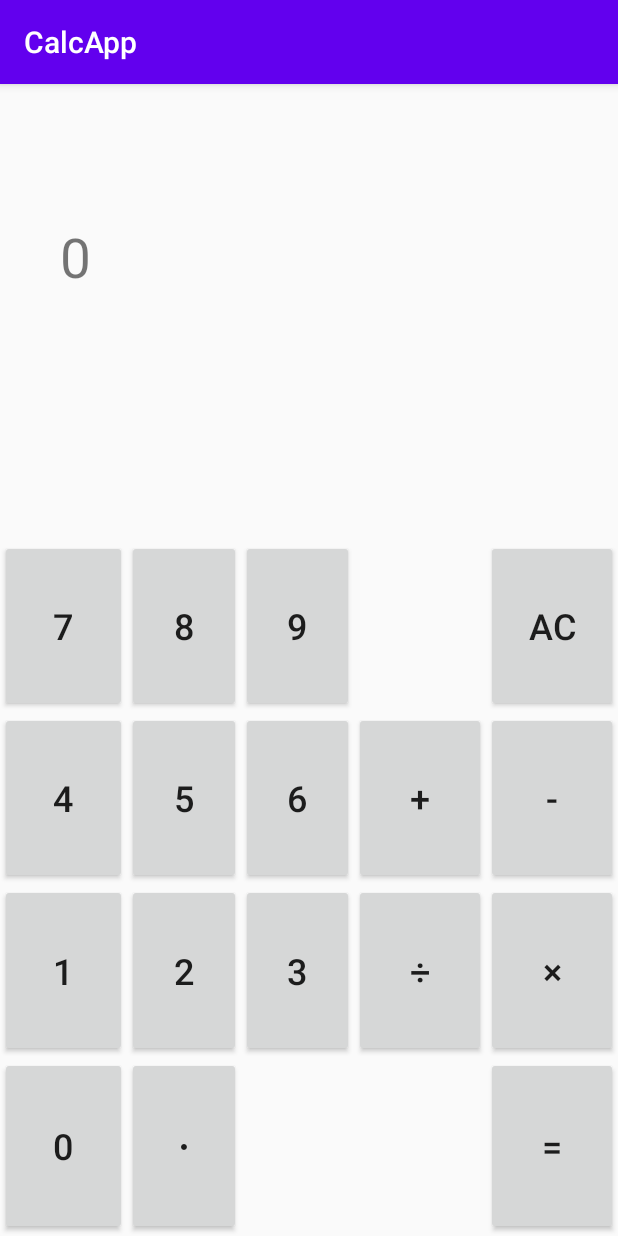
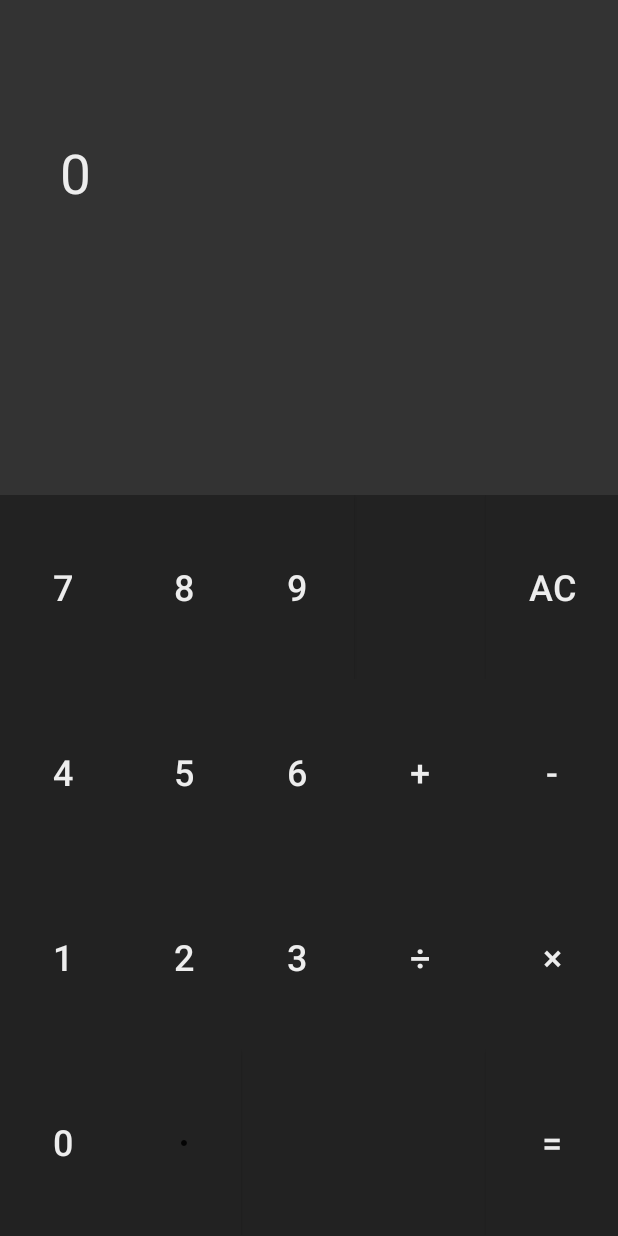
Before and after one commit to Yaona807/CalcApp, an Android app: the screen it shows after launch (MainActivity), after a tap on "AC", on a phone screen of 412 x 824 dp. Run offline under Robolectric (Android 15) with nearby library versions, the phone set to English and light mode, and no system bars.

Commit message:
バグの修正及びレイアウトの変更

```diff
--- a/app/src/main/AndroidManifest.xml
+++ b/app/src/main/AndroidManifest.xml
@@ -8,8 +8,9 @@
         android:label="@string/app_name"
         android:roundIcon="@mipmap/ic_launcher_round"
         android:supportsRtl="true"
-        android:theme="@style/AppTheme">
-        <activity android:name=".MainActivity">
+        android:theme="@style/Theme.AppCompat.Light.NoActionBar">
+        <activity android:name=".MainActivity"
+            android:screenOrientation="portrait">
             <intent-filter>
                 <action android:name="android.intent.action.MAIN" />
 
--- a/app/src/main/java/com/example/calcapp/MainActivity.kt
+++ b/app/src/main/java/com/example/calcapp/MainActivity.kt
@@ -10,7 +10,8 @@ import java.math.RoundingMode
 class MainActivity : AppCompatActivity(), View.OnClickListener{
     private val numArray = mutableListOf<String>("") //数値格納用配列
     private val symbolArray = mutableListOf<String>("") //記号格納用配列
-    private var zeroFlag = false //ゼロフラグ：true->ゼロ除算を行っている
+    private var zeroDivisionFlag = false //フラグ：true->ゼロ除算を行っている
+    private var zeroFlag = false //フラグ：true->数値の先頭がゼロ
 
     override fun onCreate(savedInstanceState: Bundle?) {
         super.onCreate(savedInstanceState)
@@ -75,7 +76,7 @@ class MainActivity : AppCompatActivity(), View.OnClickListener{
             when(symbolArray[index]){
                 "÷" -> {
                     if(num2.compareTo(BigDecimal.ZERO) == 0){
-                        zeroFlag = true
+                        zeroDivisionFlag = true
                         return numArray
                     }
                     else {
@@ -141,8 +142,20 @@ class MainActivity : AppCompatActivity(), View.OnClickListener{
 
     /* ボタンクリック時の処理を行う関数 */
     override fun onClick(view: View){
-        if((zeroFlag||answerText.length() == 20) && (R.id.ac_button != view.id&&R.id.equal_button != view.id)){ //エラー時の処理
+        if((zeroDivisionFlag||answerText.length() == 25) && (R.id.ac_button != view.id&&R.id.equal_button != view.id)){ //エラー時の処理
             return
+        }
+        if(zeroFlag){//先頭がゼロのときの入力制限
+            zeroFlag = when(view.id){
+                R.id.dot_button -> false
+                R.id.ac_button -> false
+                R.id.equal_button -> false
+                R.id.plus_button -> false
+                R.id.minus_button -> false
+                R.id.division_button -> false
+                R.id.multi_button -> false
+                else -> return
+            }
         }
         if(numArray[0] == answerText.text.toString()){ //計算結果出力後の処理
             when(view.id){
@@ -184,6 +197,10 @@ class MainActivity : AppCompatActivity(), View.OnClickListener{
         }
         if(R.id.button0 == view.id){ //0のボタンの処理
             if(addArray(answerText.text.toString(),0,numArray) != "0"){
+                val checkStr = answerText.text.toString().takeLast(1)
+                if(checkStr == "+" || checkStr == "-" || checkStr == "×" || checkStr == "÷"){
+                    zeroFlag = true
+                }
                 answerText.text = answerText.text.toString() +"0"
             }
         }
@@ -266,10 +283,7 @@ class MainActivity : AppCompatActivity(), View.OnClickListener{
         }
         if(R.id.ac_button == view.id){ //ACのボタンの処理
             clearArray(numArray, symbolArray)
-            //ゼロフラグがtrueの場合は解除
-            if(zeroFlag){
-                zeroFlag = false
-            }
+            zeroDivisionFlag = false
             answerText.text = "0"
         }
         if(R.id.plus_button == view.id){ //+のボタンの処理
@@ -305,7 +319,7 @@ class MainActivity : AppCompatActivity(), View.OnClickListener{
                 numArray.add(addArray(answerText.text.toString(), 0, numArray))
                 answerText.text = ""
                 var ans = calcArray1(numArray, symbolArray, 1).last()
-                if(zeroFlag){
+                if(zeroDivisionFlag){
                     ans = "ゼロ除算はできません"
                 }
                 else if(BigDecimal(ans).compareTo(BigDecimal.ZERO) == 0){
--- a/app/src/main/res/layout/activity_main.xml
+++ b/app/src/main/res/layout/activity_main.xml
@@ -5,10 +5,10 @@
     android:layout_width="match_parent"
     android:layout_height="match_parent"
     tools:context=".MainActivity">
-
     <TableLayout
         android:layout_width="0dp"
         android:layout_height="0dp"
+        android:background="#222222"
         app:layout_constraintBottom_toBottomOf="parent"
         app:layout_constraintEnd_toEndOf="parent"
         app:layout_constraintStart_toStartOf="parent"
@@ -17,7 +17,8 @@
         <TableRow
             android:layout_width="match_parent"
             android:layout_height="match_parent"
-            android:layout_weight="0.2">
+            android:layout_weight="0.2"
+            android:background="#333333">
 
             <TextView
                 android:id="@+id/answerText"
@@ -25,9 +26,11 @@
                 android:layout_height="99dp"
                 android:layout_margin="40dp"
                 android:layout_weight="1"
-                android:maxLength="20"
+                android:background="#FF333333"
+                android:maxLength="25"
                 android:paddingTop="50dp"
-                android:textSize="70sp"
+                android:textColor="#EDEDED"
+                android:textSize="120sp"
                 app:autoSizeTextType="uniform" />
         </TableRow>
 
@@ -41,7 +44,9 @@
                 android:layout_width="match_parent"
                 android:layout_height="match_parent"
                 android:layout_weight="0.4"
+                android:background="#222222"
                 android:text="7"
+                android:textColor="#EDEDED"
                 android:textSize="24sp" />
 
             <Button
@@ -49,7 +54,9 @@
                 android:layout_width="match_parent"
                 android:layout_height="match_parent"
                 android:layout_weight="0.2"
+                android:background="#222222"
                 android:text="8"
+                android:textColor="#EDEDED"
                 android:textSize="24sp" />
 
             <Button
@@ -57,7 +64,9 @@
                 android:layout_width="match_parent"
                 android:layout_height="match_parent"
                 android:layout_weight="0.2"
+                android:background="#222222"
                 android:text="9"
+                android:textColor="#EDEDED"
                 android:textSize="24sp" />
 
             <Space
@@ -68,7 +77,9 @@
                 android:id="@+id/ac_button"
                 android:layout_width="match_parent"
                 android:layout_height="match_parent"
+                android:background="#222222"
                 android:text="AC"
+                android:textColor="#EDEDED"
                 android:textSize="24sp" />
 
         </TableRow>
@@ -83,7 +94,9 @@
                 android:layout_width="match_parent"
                 android:layout_height="match_parent"
                 android:layout_weight="0.4"
+                android:background="#222222"
                 android:text="4"
+                android:textColor="#EDEDED"
                 android:textSize="24sp" />
 
             <Button
@@ -91,7 +104,9 @@
                 android:layout_width="match_parent"
                 android:layout_height="match_parent"
                 android:layout_weight="0.2"
+                android:background="#222222"
                 android:text="5"
+                android:textColor="#EDEDED"
                 android:textSize="24sp" />
 
             <Button
@@ -99,21 +114,27 @@
                 android:layout_width="match_parent"
                 android:layout_height="match_parent"
                 android:layout_weight="0.2"
+                android:background="#222222"
                 android:text="6"
+                android:textColor="#EDEDED"
                 android:textSize="24sp" />
 
             <Button
                 android:id="@+id/plus_button"
                 android:layout_width="match_parent"
                 android:layout_height="match_parent"
+                android:background="#222222"
                 android:text="+"
+                android:textColor="#EDEDED"
                 android:textSize="24sp" />
 
             <Button
                 android:id="@+id/minus_button"
                 android:layout_width="match_parent"
                 android:layout_height="match_parent"
+                android:background="#222222"
                 android:text="-"
+                android:textColor="#EDEDED"
                 android:textSize="24sp" />
         </TableRow>
 
@@ -127,7 +148,9 @@
                 android:layout_width="wrap_content"
                 android:layout_height="match_parent"
                 android:layout_weight="0.4"
+                android:background="#222222"
                 android:text="1"
+                android:textColor="#EDEDED"
                 android:textSize="24sp" />
 
             <Button
@@ -135,7 +158,9 @@
                 android:layout_width="match_parent"
                 android:layout_height="match_parent"
                 android:layout_weight="0.2"
+                android:background="#222222"
                 android:text="2"
+                android:textColor="#EDEDED"
                 android:textSize="24sp" />
 
             <Button
@@ -143,21 +168,27 @@
                 android:layout_width="match_parent"
                 android:layout_height="match_parent"
                 android:layout_weight="0.2"
+                android:background="#222222"
                 android:text="3"
+                android:textColor="#EDEDED"
                 android:textSize="24sp" />
 
             <Button
                 android:id="@+id/division_button"
                 android:layout_width="match_parent"
                 android:layout_height="match_parent"
+                android:background="#222222"
                 android:text="÷"
+                android:textColor="#EDEDED"
                 android:textSize="24sp" />
 
             <Button
                 android:id="@+id/multi_button"
                 android:layout_width="match_parent"
                 android:layout_height="match_parent"
+                android:background="#222222"
                 android:text="×"
+                android:textColor="#EDEDED"
                 android:textSize="24sp" />
         </TableRow>
 
@@ -171,7 +202,9 @@
                 android:layout_width="match_parent"
                 android:layout_height="match_parent"
                 android:layout_weight="0.4"
+                android:background="#222222"
                 android:text="0"
+                android:textColor="#EDEDED"
                 android:textSize="24sp" />
 
             <Button
@@ -179,6 +212,7 @@
                 android:layout_width="match_parent"
                 android:layout_height="match_parent"
                 android:layout_weight="0.2"
+                android:background="#222222"
                 android:text="･"
                 android:textSize="24sp" />
 
@@ -195,7 +229,9 @@
                 android:id="@+id/equal_button"
                 android:layout_width="match_parent"
                 android:layout_height="match_parent"
+                android:background="#222222"
                 android:text="="
+                android:textColor="#EDEDED"
                 android:textSize="24sp" />
 
         </TableRow>
```
